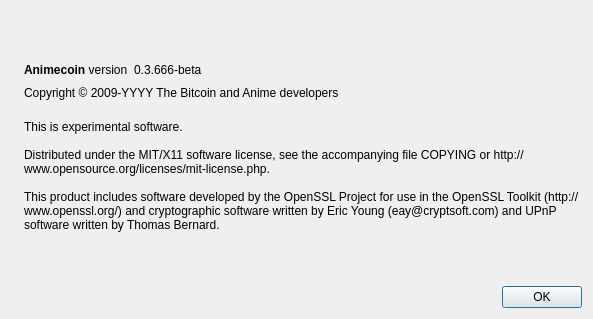
Above: src/qt/forms/aboutdialog.ui from Animecointeam/Animecoin before the change. Below: the same form after it.
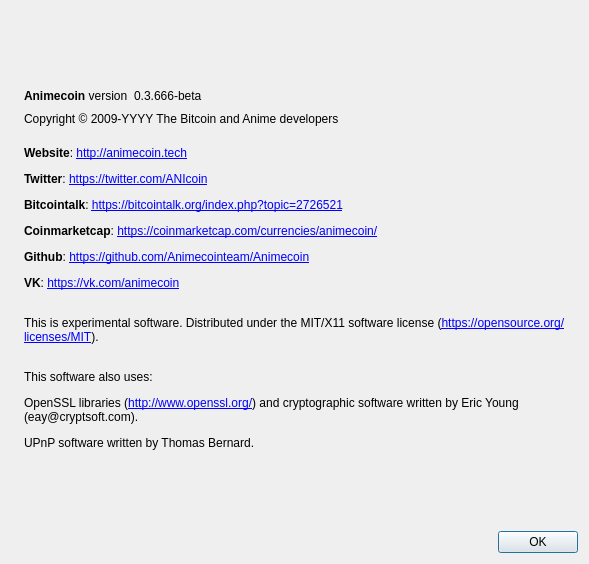
That is the form after the change. Icons and pictures are not drawn.

Patch:
```diff
--- a/src/qt/forms/aboutdialog.ui
+++ b/src/qt/forms/aboutdialog.ui
@@ -6,10 +6,16 @@
    <rect>
     <x>0</x>
     <y>0</y>
-    <width>593</width>
-    <height>319</height>
+    <width>589</width>
+    <height>564</height>
    </rect>
   </property>
+  <property name="minimumSize">
+   <size>
+    <width>0</width>
+    <height>564</height>
+   </size>
+  </property>
   <property name="windowTitle">
    <string>About Animecoin</string>
   </property>
@@ -22,9 +28,21 @@
        <verstretch>0</verstretch>
       </sizepolicy>
      </property>
+     <property name="minimumSize">
+      <size>
+       <width>0</width>
+       <height>0</height>
+      </size>
+     </property>
      <property name="pixmap">
       <pixmap resource="../bitcoin.qrc">:/images/about</pixmap>
      </property>
+     <property name="scaledContents">
+      <bool>false</bool>
+     </property>
+     <property name="alignment">
+      <set>Qt::AlignLeading|Qt::AlignLeft|Qt::AlignVCenter</set>
+     </property>
     </widget>
    </item>
    <item>
@@ -107,12 +125,10 @@
         <cursorShape>IBeamCursor</cursorShape>
        </property>
        <property name="text">
-        <string>
-This is experimental software.
-
-Distributed under the MIT/X11 software license, see the accompanying file COPYING or http://www.opensource.org/licenses/mit-license.php.
-
-This product includes software developed by the OpenSSL Project for use in the OpenSSL Toolkit (http://www.openssl.org/) and cryptographic software written by Eric Young (eay@cryptsoft.com) and UPnP software written by Thomas Bernard.</string>
+        <string>&lt;html&gt;&lt;head/&gt;&lt;body&gt;&lt;p&gt;&lt;span style=&quot; font-weight:600;&quot;&gt;&lt;br/&gt;Website&lt;/span&gt;: &lt;a href=&quot;http://animecoin.tech&quot;&gt;&lt;span style=&quot; text-decoration: underline; color:#0000ff;&quot;&gt;http://animecoin.tech&lt;/span&gt;&lt;/a&gt;&lt;/p&gt;&lt;p&gt;&lt;span style=&quot; font-weight:600;&quot;&gt;Twitter&lt;/span&gt;: &lt;a href=&quot;https://twitter.com/ANIcoin&quot;&gt;&lt;span style=&quot; text-decoration: underline; color:#0000ff;&quot;&gt;https://twitter.com/ANIcoin&lt;/span&gt;&lt;/a&gt;&lt;/p&gt;&lt;p&gt;&lt;span style=&quot; font-weight:600;&quot;&gt;Bitcointalk&lt;/span&gt;: &lt;a href=&quot;https://bitcointalk.org/index.php?topic=2726521&quot;&gt;&lt;span style=&quot; text-decoration: underline; color:#0000ff;&quot;&gt;https://bitcointalk.org/index.php?topic=2726521&lt;/span&gt;&lt;/a&gt;&lt;/p&gt;&lt;p&gt;&lt;span style=&quot; font-weight:600;&quot;&gt;Coinmarketcap&lt;/span&gt;: &lt;a href=&quot;https://coinmarketcap.com/currencies/animecoin/&quot;&gt;&lt;span style=&quot; text-decoration: underline; color:#0000ff;&quot;&gt;https://coinmarketcap.com/currencies/animecoin/&lt;/span&gt;&lt;/a&gt;&lt;/p&gt;&lt;p&gt;&lt;span style=&quot; font-weight:600;&quot;&gt;Github&lt;/span&gt;: &lt;a href=&quot;https://github.com/Animecointeam/Animecoin&quot;&gt;&lt;span style=&quot; text-decoration: underline; color:#0000ff;&quot;&gt;https://github.com/Animecointeam/Animecoin&lt;/span&gt;&lt;/a&gt;&lt;/p&gt;&lt;p&gt;&lt;span style=&quot; font-weight:600;&quot;&gt;VK&lt;/span&gt;: &lt;a href=&quot;https://vk.com/animecoin&quot;&gt;&lt;span style=&quot; text-decoration: underline; color:#0000ff;&quot;&gt;https://vk.com/animecoin&lt;br/&gt;&lt;/span&gt;&lt;/a&gt;&lt;/p&gt;&lt;p&gt;This is experimental software. Distributed under the MIT/X11 software license (&lt;a href=&quot;https://opensource.org/licenses/MIT&quot;&gt;&lt;span style=&quot; text-decoration: underline; color:#0000ff;&quot;&gt;https://opensource.org/licenses/MIT&lt;/span&gt;&lt;/a&gt;).&lt;br/&gt;&lt;/p&gt;&lt;p&gt;This software also uses:&lt;/p&gt;&lt;p&gt;OpenSSL libraries (&lt;a href=&quot;http://www.openssl.org/&quot;&gt;&lt;span style=&quot; text-decoration: underline; color:#0000ff;&quot;&gt;http://www.openssl.org/&lt;/span&gt;&lt;/a&gt;) and cryptographic software written by Eric Young (eay@cryptsoft.com).&lt;/p&gt;&lt;p&gt;UPnP software written by Thomas Bernard.&lt;/p&gt;&lt;/body&gt;&lt;/html&gt;</string>
+       </property>
+       <property name="scaledContents">
+        <bool>false</bool>
        </property>
        <property name="wordWrap">
         <bool>true</bool>
@@ -137,6 +153,9 @@
      </item>
      <item>
       <widget class="QDialogButtonBox" name="buttonBox">
+       <property name="enabled">
+        <bool>true</bool>
+       </property>
        <property name="orientation">
         <enum>Qt::Horizontal</enum>
        </property>
```
